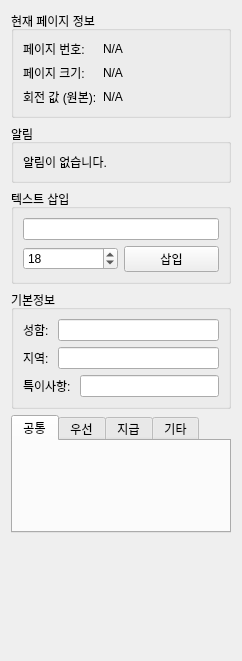
This is ui/info_panel.ui in Glen-Lee-glitch/new_viewer as Qt 5 draws it before an edit. The edited form follows.
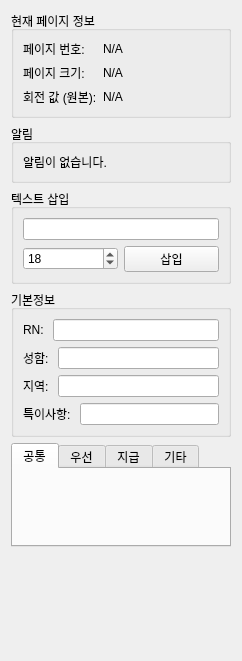
This is the edited form.

Commit message: feat(ui): info_panel에 rn번호 표시를 위한 ui 추가

What changed in the file:
```diff
--- a/ui/info_panel.ui
+++ b/ui/info_panel.ui
@@ -123,6 +123,20 @@
       <string>기본정보</string>
      </property>
      <layout class="QVBoxLayout" name="verticalLayout_3">
+      <item>
+       <layout class="QHBoxLayout" name="horizontalLayout_3">
+        <item>
+         <widget class="QLabel" name="label_3">
+          <property name="text">
+           <string>RN: </string>
+          </property>
+         </widget>
+        </item>
+        <item>
+         <widget class="QLineEdit" name="lineEdit_rn_num"/>
+        </item>
+       </layout>
+      </item>
       <item>
        <layout class="QHBoxLayout" name="horizontalLayout_2">
         <item>
```
